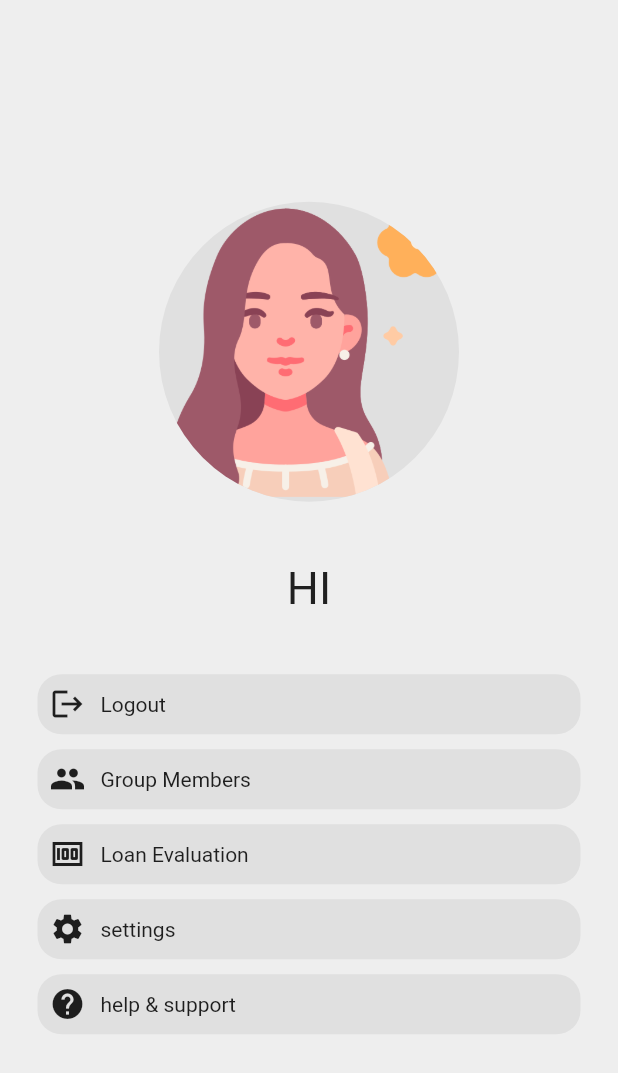
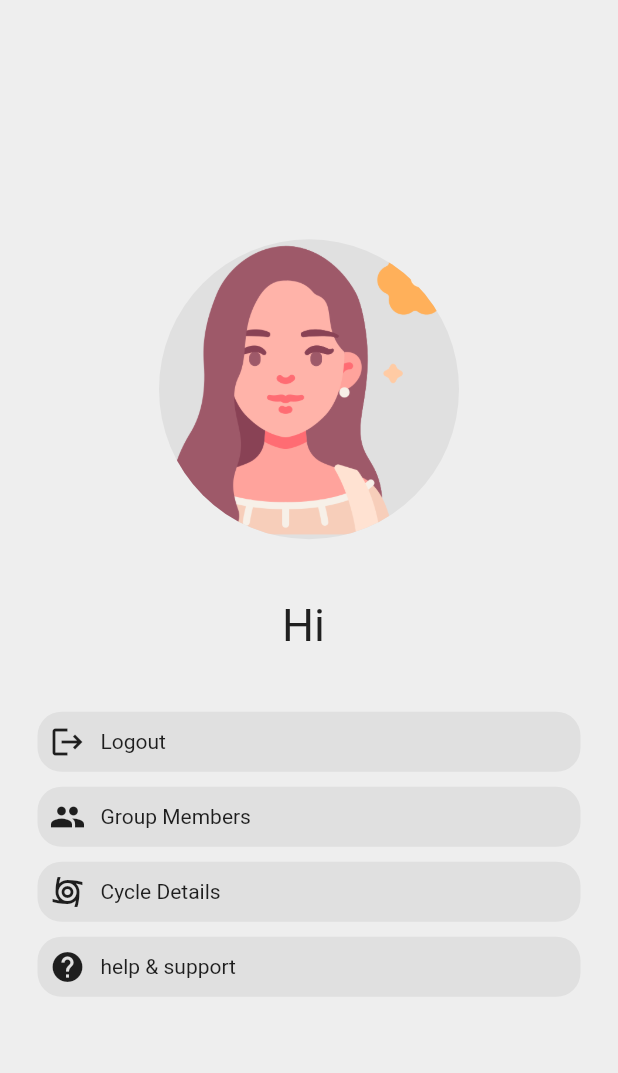
Before and after one commit to modercai/VillageBanking2, a Flutter app: the HomePage screen opened directly, after a tap on the "person" icon, on a phone screen of 412 x 824 dp. Shown: the top 1073 px of the screen. Run offline on Flutter 3.47's test engine with Material 2 defaults, Android fonts, the phone set to English and light mode, and no system bars; our stand-ins replace awesome_notifications, cloud_firestore, csv, firebase_auth, firebase_core, firebase_storage and 4 more; missing offline and left inert: flutterwave_standard; accounts and stored records are empty; project files that could hold a hidden picture were left out.

Commit message:
final commit

```diff
--- a/lib/main.dart
+++ b/lib/main.dart
@@ -1,12 +1,10 @@
 // ignore_for_file: prefer_const_constructors
-
 import 'package:awesome_notifications/awesome_notifications.dart';
 import 'package:firebase_core/firebase_core.dart';
 import 'package:flutter/material.dart';
 import 'package:join_create_group_functionality/screens/root/root.dart';
 import 'package:join_create_group_functionality/states/current_user.dart';
 import 'package:provider/provider.dart';
-import 'package:get/get.dart';
 
 Future main() async {
   WidgetsFlutterBinding.ensureInitialized();
--- a/lib/screens/home/home.dart
+++ b/lib/screens/home/home.dart
@@ -36,6 +36,7 @@ class _HomePageState extends State<HomePage> {
   final controller = PageController();
   final user = FirebaseAuth.instance.currentUser!;
 
+
   double _getTransactionsTotal(
       List<QueryDocumentSnapshot<Map<String, dynamic>>> transactionsDocs) {
     double total = 0.0;
@@ -47,6 +48,8 @@ class _HomePageState extends State<HomePage> {
     }
     return total;
   }
+
+  final userDocs = FirebaseFirestore.instance.collection('users').doc();
 
   @override
   Widget build(BuildContext context) {
--- a/lib/screens/profile/profile_page.dart
+++ b/lib/screens/profile/profile_page.dart
@@ -1,6 +1,9 @@
 // ignore_for_file: use_build_context_synchronously, prefer_const_constructors
+import 'package:cloud_firestore/cloud_firestore.dart';
 import 'package:firebase_auth/firebase_auth.dart';
 import 'package:flutter/material.dart';
+import 'package:join_create_group_functionality/screens/profile/cycle/cycle.dart';
+import 'package:join_create_group_functionality/screens/profile/helpsupport/help.dart';
 import 'package:join_create_group_functionality/screens/profile/members/members.dart';
 import 'package:join_create_group_functionality/screens/root/root.dart';
 import 'package:join_create_group_functionality/utils/loanmanagement/evaluation.dart';
@@ -20,13 +23,30 @@ class SettingsPage extends StatefulWidget {
 
 class _SettingsPageState extends State<SettingsPage> {
   final user = FirebaseAuth.instance.currentUser!;
-  Loan loan = Loan(
-  id: 'ABC123',
-  borrowerName: 'John Doe',
-  loanAmount: 1000.0,
-  loanPurpose: 'Business investment',
-  remainingAmount: 800.0,
-);
+  String? username;
+
+  @override
+  void initState() {
+    super.initState();
+    retrieveUsername(); // Call the method to retrieve the username
+  }
+
+  void retrieveUsername() async {
+    try {
+      DocumentSnapshot userSnapshot = await FirebaseFirestore.instance
+          .collection('users')
+          .doc(user.uid)
+          .get();
+      if (userSnapshot.exists) {
+        setState(() {
+          username = userSnapshot['fullName'];
+        });
+      }
+    } catch (error) {
+      // Handle any potential errors here
+      print('Error retrieving username: $error');
+    }
+  }
 
 
   @override
@@ -46,7 +66,7 @@ class _SettingsPageState extends State<SettingsPage> {
             height: 40,
           ),
           Text(
-            'HI',
+            'Hi ${username ?? ''}',
             style: TextStyle(
               fontSize: 30,
             ),
@@ -73,7 +93,6 @@ class _SettingsPageState extends State<SettingsPage> {
                   }
                 },
               ),
-              // ignore: prefer_const_constructors
               SizedBox(
                 height: 10,
               ),
@@ -91,20 +110,20 @@ class _SettingsPageState extends State<SettingsPage> {
               ),
               GestureDetector(
                 child: ProfileListItem(
-                    iconData: Icons.money, text: 'Loan Evaluation'),
+                    iconData: Icons.cyclone, text: 'Cycle Details'),
                 onTap: () {
                   Navigator.of(context).push(MaterialPageRoute(
-                      builder: (context) => LoanEvaluationPage()));
+                      builder: (context) => CountdownTimerWidget()));
                 },
               ),
               SizedBox(
                 height: 10,
               ),
-              ProfileListItem(iconData: Icons.settings, text: 'settings'),
-              SizedBox(
-                height: 10,
-              ),
-              ProfileListItem(iconData: Icons.help, text: 'help & support'),
+              GestureDetector(
+                onTap: () {
+                  Navigator.of(context).push(MaterialPageRoute(builder: (context) => HelpSupportPage()));
+                },
+                child: ProfileListItem(iconData: Icons.help, text: 'help & support')),
             ],
           ),
         ],
--- a/pubspec.yaml
+++ b/pubspec.yaml
@@ -42,7 +42,6 @@ dependencies:
   flutterwave_standard:
   http: ^0.13.5
   mockito:
-  flutter_datetime_picker:
   intl:
   get:
   flutterwave_payment:
@@ -55,6 +54,9 @@ dependencies:
   csv: ^5.0.2
   path_provider: ^2.0.15
   firebase_storage: ^11.1.2
+  flutter_datetime_picker: ^1.5.1
+  share: ^2.0.4
+
 
 dev_dependencies:
   flutter_test:
```
Also changed, not shown: lib/screens/profile/cycle/cycle.dart (added, +119 -0 lines), lib/screens/profile/helpsupport/help.dart (added, +47 -0 lines), lib/screens/profile/members/members.dart (+29 -4 lines), lib/services/database.dart (+41 -43 lines), lib/utils/loanmanagement/application.dart (+49 -8 lines), lib/utils/loanmanagement/evaluation.dart (+26 -24 lines), lib/utils/new_loan_repayment.dart (+0 -13 lines), lib/screens/createGroup/create_group.dart (line endings or trailing spaces), pubspec.lock, 2 other files.
